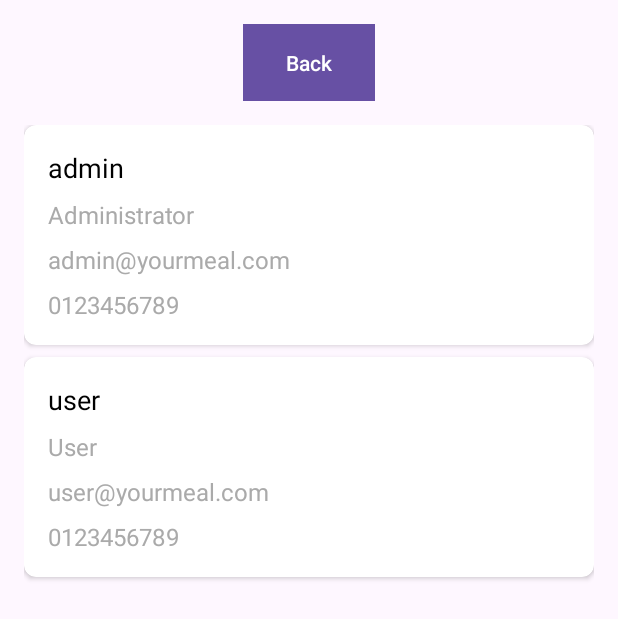
After one commit to KietPT1103/PRM392_Final, an Android app: the ManageUser screen opened directly, with no data from a screen before it, on a phone screen of 412 x 824 dp. The commit adds this screen. Shown: the top 619 px of the screen. Run offline under Robolectric (Android 15) with nearby library versions, the phone set to English and light mode, and no system bars.

Commit message:
add function managerUser

```diff
--- a/app/src/main/java/com/example/yourmealapp/AdminActivity.java
+++ b/app/src/main/java/com/example/yourmealapp/AdminActivity.java
@@ -2,14 +2,9 @@ package com.example.yourmealapp;
 
 import android.content.Intent;
 import android.os.Bundle;
-import android.view.View;
 import android.widget.Button;
 
-import androidx.activity.EdgeToEdge;
 import androidx.appcompat.app.AppCompatActivity;
-import androidx.core.graphics.Insets;
-import androidx.core.view.ViewCompat;
-import androidx.core.view.WindowInsetsCompat;
 import androidx.fragment.app.Fragment;
 import androidx.fragment.app.FragmentTransaction;
 
@@ -20,20 +15,32 @@ public class AdminActivity extends AppCompatActivity {
         super.onCreate(savedInstanceState);
         setContentView(R.layout.activity_admin);
 
+        // Khai báo các Button
         Button btnManageMeals = findViewById(R.id.btnManageMeals);
+        Button btnManageUsers = findViewById(R.id.btnManageUsers); // Nút quản lý người dùng
         Button btnLogout = findViewById(R.id.btnLogout);
 
         // Load mặc định là trang Quản lý Món Ăn
         loadFragment(new ManageMealsFragment());
 
+        // Sự kiện cho nút Quản lý Món Ăn
         btnManageMeals.setOnClickListener(view -> loadFragment(new ManageMealsFragment()));
+
+        // Sự kiện cho nút Quản lý Người Dùng
+        btnManageUsers.setOnClickListener(view -> {
+            // Chuyển đến ManageUsersActivity
+            Intent intent = new Intent(AdminActivity.this, ManageUser.class);
+            startActivity(intent);
+        });
+
+        // Sự kiện cho nút Đăng Xuất
         btnLogout.setOnClickListener(view -> {
             // Xử lý đăng xuất (chuyển về LoginActivity)
             finish();
         });
-
     }
 
+    // Hàm để load fragment vào container
     private void loadFragment(Fragment fragment) {
         FragmentTransaction transaction = getSupportFragmentManager().beginTransaction();
         transaction.replace(R.id.fragmentContainer, fragment);
--- /dev/null
+++ b/app/src/main/java/com/example/yourmealapp/ManageUser.java
@@ -0,0 +1,54 @@
+package com.example.yourmealapp;
+
+import android.content.Intent;
+import android.os.Bundle;
+import android.view.View;
+import android.widget.Button;
+import android.widget.Toast;
+
+import androidx.activity.EdgeToEdge;
+import androidx.appcompat.app.AppCompatActivity;
+import androidx.recyclerview.widget.LinearLayoutManager;
+import androidx.recyclerview.widget.RecyclerView;
+
+import com.example.yourmealapp.models.User;
+
+import java.util.List;
+
+public class ManageUser extends AppCompatActivity {
+
+    private RecyclerView recyclerView;
+    private UserAdapter userAdapter;
+    private List<User> userList;
+
+
+    @Override
+    protected void onCreate(Bundle savedInstanceState) {
+        super.onCreate(savedInstanceState);
+        EdgeToEdge.enable(this);
+        setContentView(R.layout.activity_manage_user);
+
+        // Ánh xạ RecyclerView từ layout
+        recyclerView = findViewById(R.id.recyclerViewUsers);
+        recyclerView.setLayoutManager(new LinearLayoutManager(this));
+
+        // Lấy danh sách người dùng từ DB
+        DBHelper dbHelper = new DBHelper(this);
+        userList = dbHelper.getAllUsers();
+
+        // Kiểm tra xem danh sách người dùng có dữ liệu không
+        if (userList.isEmpty()) {
+            Toast.makeText(this, "Không có người dùng", Toast.LENGTH_SHORT).show();
+        }
+
+        // Khởi tạo adapter và gán cho RecyclerView
+        userAdapter = new UserAdapter(userList);
+        recyclerView.setAdapter(userAdapter);
+
+    }
+
+    public void backToAdPage(View view) {
+        Intent intent = new Intent();
+        finish();
+    }
+}
--- a/app/src/main/java/com/example/yourmealapp/ManageUsersFragment.java
+++ b/app/src/main/java/com/example/yourmealapp/ManageUsersFragment.java
@@ -3,19 +3,48 @@ package com.example.yourmealapp;
 import android.os.Bundle;
 
 import androidx.fragment.app.Fragment;
+import androidx.recyclerview.widget.LinearLayoutManager;
+import androidx.recyclerview.widget.RecyclerView;
 
 import android.view.LayoutInflater;
 import android.view.View;
 import android.view.ViewGroup;
 
+import com.example.yourmealapp.models.User;
+
+import java.util.List;
+
 /**
  * A simple {@link Fragment} subclass.
- * Use the {@link ManageUsersFragment#newInstance} factory method to
+ * Use the {@link ManageUsersFragment} factory method to
  * create an instance of this fragment.
  */
 public class ManageUsersFragment extends Fragment {
+
+    private RecyclerView recyclerView;
+    private UserAdapter userAdapter;
+    private List<User> userList;
+
+    public ManageUsersFragment() {
+        // Required empty public constructor
+    }
+
     @Override
     public View onCreateView(LayoutInflater inflater, ViewGroup container, Bundle savedInstanceState) {
-        return inflater.inflate(R.layout.fragment_manage_users, container, false);
+        // Inflate the layout for this fragment
+        View view = inflater.inflate(R.layout.fragment_manage_users, container, false);
+
+        recyclerView = view.findViewById(R.id.recyclerViewUsers);
+        recyclerView.setLayoutManager(new LinearLayoutManager(getActivity()));
+
+        // Lấy danh sách người dùng từ DB
+        DBHelper dbHelper = new DBHelper(getContext());
+        userList = dbHelper.getAllUsers();
+
+        // Khởi tạo adapter và gán cho RecyclerView
+        userAdapter = new UserAdapter(userList);
+        recyclerView.setAdapter(userAdapter);
+
+        return view;
     }
 }
--- /dev/null
+++ b/app/src/main/java/com/example/yourmealapp/UserAdapter.java
@@ -0,0 +1,61 @@
+package com.example.yourmealapp;
+
+import android.os.Bundle;
+
+import android.view.LayoutInflater;
+import android.view.View;
+import android.view.ViewGroup;
+import android.widget.TextView;
+
+import androidx.annotation.NonNull;
+import androidx.recyclerview.widget.RecyclerView;
+
+import java.util.List;
+
+import com.example.yourmealapp.models.User;
+
+import java.util.List;
+
+public class UserAdapter extends RecyclerView.Adapter<UserAdapter.UserViewHolder> {
+
+    private List<User> userList;
+
+    public UserAdapter(List<User> userList) {
+        this.userList = userList;
+    }
+
+    @NonNull
+    @Override
+    public UserViewHolder onCreateViewHolder(@NonNull ViewGroup parent, int viewType) {
+        View view = LayoutInflater.from(parent.getContext())
+                .inflate(R.layout.user_item, parent, false);
+        return new UserViewHolder(view);
+    }
+
+    @Override
+    public void onBindViewHolder(@NonNull UserViewHolder holder, int position) {
+        User user = userList.get(position);
+        holder.usernameTextView.setText(user.getUsername());
+        holder.fullnameTextView.setText(user.getFullname());
+        holder.emailTextView.setText(user.getEmail());
+        holder.phoneTextView.setText(user.getPhone());
+    }
+
+    @Override
+    public int getItemCount() {
+        return userList.size();
+    }
+
+    public static class UserViewHolder extends RecyclerView.ViewHolder {
+
+        TextView usernameTextView, fullnameTextView, emailTextView, phoneTextView;
+
+        public UserViewHolder(View itemView) {
+            super(itemView);
+            usernameTextView = itemView.findViewById(R.id.usernameTextView);
+            fullnameTextView = itemView.findViewById(R.id.fullnameTextView);
+            emailTextView = itemView.findViewById(R.id.emailTextView);
+            phoneTextView = itemView.findViewById(R.id.phoneTextView);
+        }
+    }
+}
--- a/app/src/main/res/layout/activity_admin.xml
+++ b/app/src/main/res/layout/activity_admin.xml
@@ -23,6 +23,15 @@
         android:orientation="vertical"
         android:layout_below="@id/tvWelcomeAdmin"
         android:layout_marginTop="20dp">
+
+        <Button
+            android:id="@+id/btnManageUsers"
+            android:layout_width="match_parent"
+            android:layout_height="wrap_content"
+            android:text="Quản lý Người Dùng"
+            android:textSize="18sp"
+            android:padding="12dp"
+            android:layout_marginTop="20dp" />
 
         <Button
             android:id="@+id/btnManageMeals"
--- /dev/null
+++ b/app/src/main/res/layout/activity_manage_user.xml
@@ -0,0 +1,33 @@
+<?xml version="1.0" encoding="utf-8"?>
+<androidx.constraintlayout.widget.ConstraintLayout xmlns:android="http://schemas.android.com/apk/res/android"
+    xmlns:app="http://schemas.android.com/apk/res-auto"
+    xmlns:tools="http://schemas.android.com/tools"
+    android:layout_width="match_parent"
+    android:layout_height="match_parent"
+    tools:context=".ManageUser">
+
+    <!-- Button Quay lại -->
+    <Button
+        android:id="@+id/btnBack"
+        android:layout_width="wrap_content"
+        android:layout_height="wrap_content"
+        android:text="Back"
+        android:textColor="@android:color/white"
+        android:background="@android:color/holo_blue_dark"
+        android:layout_margin="16dp"
+        android:padding="12dp"
+        android:onClick="backToAdPage"
+        app:layout_constraintTop_toTopOf="parent"
+        app:layout_constraintStart_toStartOf="parent"
+        app:layout_constraintEnd_toEndOf="parent" />
+
+    <!-- RecyclerView để hiển thị danh sách người dùng -->
+    <androidx.recyclerview.widget.RecyclerView
+        android:id="@+id/recyclerViewUsers"
+        android:layout_width="match_parent"
+        android:layout_height="0dp"
+        android:layout_margin="16dp"
+        app:layout_constraintTop_toBottomOf="@id/btnBack"
+        app:layout_constraintBottom_toBottomOf="parent" />
+
+</androidx.constraintlayout.widget.ConstraintLayout>
--- /dev/null
+++ b/app/src/main/res/layout/user_item.xml
@@ -0,0 +1,56 @@
+<?xml version="1.0" encoding="utf-8"?>
+<androidx.cardview.widget.CardView xmlns:android="http://schemas.android.com/apk/res/android"
+    xmlns:app="http://schemas.android.com/apk/res-auto"
+    android:layout_width="match_parent"
+    android:layout_height="wrap_content"
+    android:layout_marginBottom="8dp"
+    app:cardCornerRadius="8dp"
+    app:cardElevation="2dp">
+
+    <LinearLayout
+        android:layout_width="match_parent"
+        android:layout_height="wrap_content"
+        android:orientation="vertical"
+        android:padding="16dp">
+
+        <!-- TextView for username -->
+        <TextView
+            android:id="@+id/usernameTextView"
+            android:layout_width="wrap_content"
+            android:layout_height="wrap_content"
+            android:text="Username"
+            android:textSize="18sp"
+            android:textColor="@android:color/black"
+            android:layout_marginBottom="8dp"/>
+
+        <!-- TextView for fullname -->
+        <TextView
+            android:id="@+id/fullnameTextView"
+            android:layout_width="wrap_content"
+            android:layout_height="wrap_content"
+            android:text="Fullname"
+            android:textSize="16sp"
+            android:textColor="@android:color/darker_gray"
+            android:layout_marginBottom="8dp"/>
+
+        <!-- TextView for email -->
+        <TextView
+            android:id="@+id/emailTextView"
+            android:layout_width="wrap_content"
+            android:layout_height="wrap_content"
+            android:text="Email"
+            android:textSize="16sp"
+            android:textColor="@android:color/darker_gray"
+            android:layout_marginBottom="8dp"/>
+
+        <!-- TextView for phone -->
+        <TextView
+            android:id="@+id/phoneTextView"
+            android:layout_width="wrap_content"
+            android:layout_height="wrap_content"
+            android:text="Phone"
+            android:textSize="16sp"
+            android:textColor="@android:color/darker_gray"/>
+    </LinearLayout>
+
+</androidx.cardview.widget.CardView>
```
Also changed, not shown: app/src/main/AndroidManifest.xml (+28 -11 lines).
